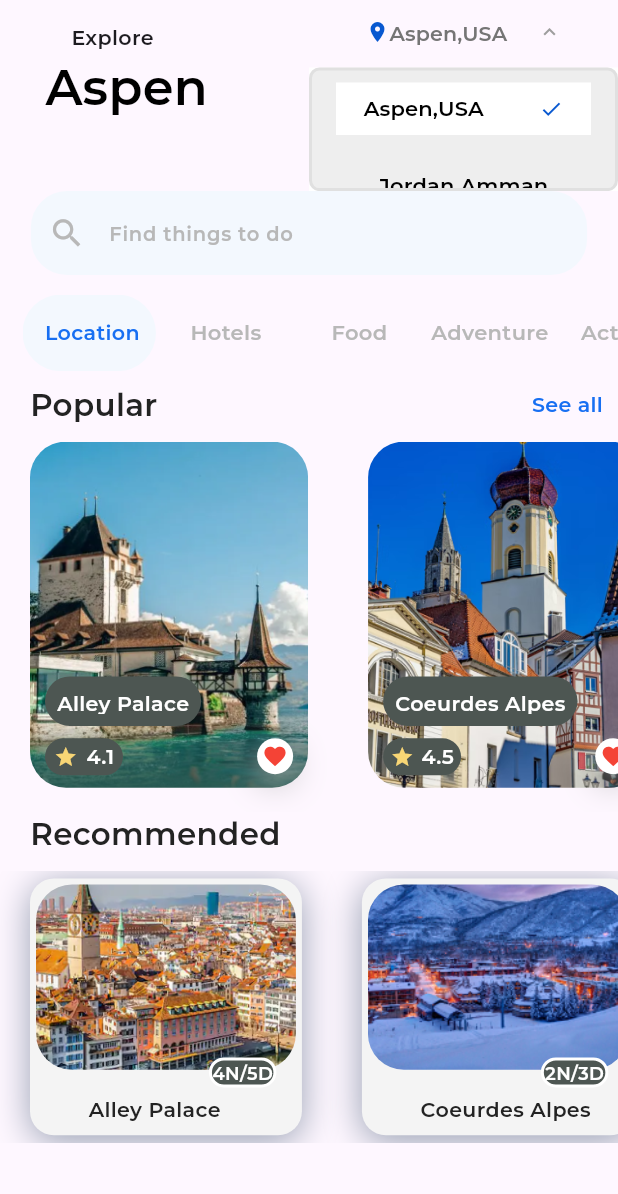
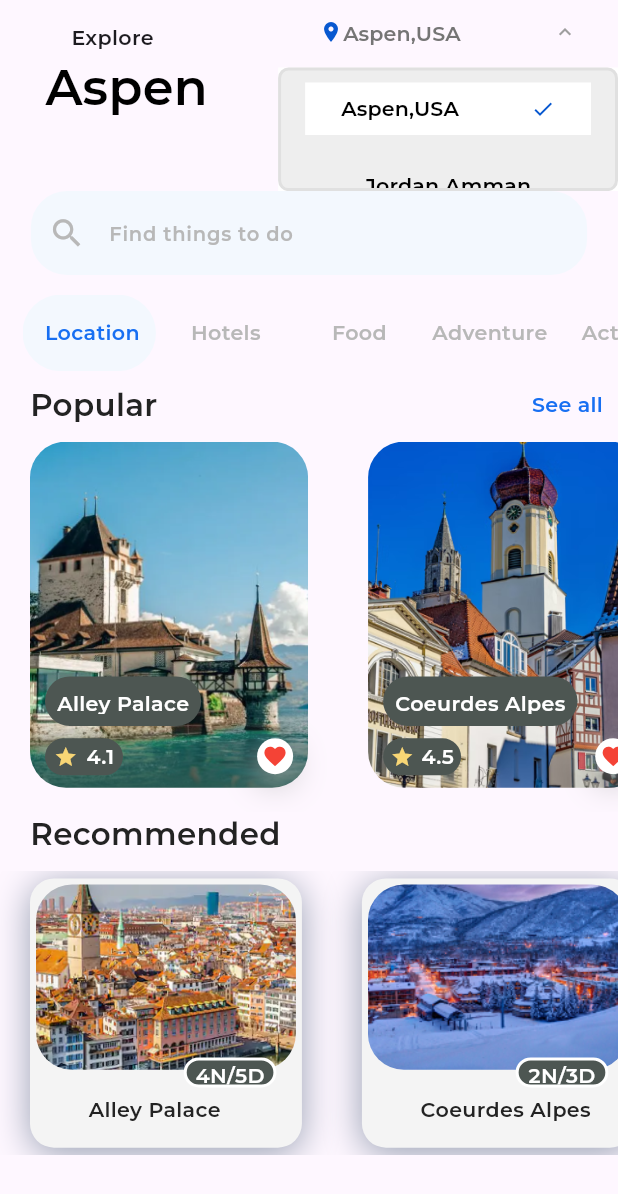
Before and after one commit to Maream-Hmedan/aspen_maream_hmedan, a Flutter app: the ExploreScreen screen opened directly, after a tap on "Aspen,USA", on a phone screen of 412 x 824 dp. Shown: the top 1194 px of the screen. Run offline on Flutter 3.47's test engine with Material 3 defaults, Android fonts, the phone set to English and light mode, and no system bars; our stand-ins replace firebase_core, persistent_bottom_nav_bar, shared_preferences, sizer; missing offline and left inert: favorite_button; accounts and stored records are empty; project files that could hold a hidden picture were left out.

Commit message:
feat:..Edit images

```diff
--- a/lib/screens/details/place_details_screen.dart
+++ b/lib/screens/details/place_details_screen.dart
@@ -110,7 +110,7 @@ class _PlaceDetailsScreenState extends State<PlaceDetailsScreen> {
                   ],
                 ),
                 const SizedBox(
-                  height: 10,
+                  height: 3,
                 ),
                 Row(
                   mainAxisAlignment: MainAxisAlignment.spaceBetween,
@@ -123,7 +123,7 @@ class _PlaceDetailsScreenState extends State<PlaceDetailsScreen> {
                      Column(
                       children: [
                         const SizedBox(
-                          height: 5,
+                          height: 3,
                         ),
                         Text(
                           "Show map",
@@ -137,7 +137,7 @@ class _PlaceDetailsScreenState extends State<PlaceDetailsScreen> {
                   ],
                 ),
                 const SizedBox(
-                  height: 5,
+                  height: 3,
                 ),
                 Row(
                   children: [
@@ -150,7 +150,7 @@ class _PlaceDetailsScreenState extends State<PlaceDetailsScreen> {
                   ],
                 ),
                 const SizedBox(
-                  height: 10,
+                  height: 5,
                 ),
                 Text(
                   widget.model.description,
@@ -185,7 +185,7 @@ class _PlaceDetailsScreenState extends State<PlaceDetailsScreen> {
                 Column(
                   children: [
                     Container(
-                      margin: const EdgeInsets.fromLTRB(5, 10, 0, 10),
+                      margin: const EdgeInsets.fromLTRB(5, 5, 0, 10),
                       width: double.infinity,
                       child:  Text(
                         'Facilities',
--- a/lib/screens/explore/search_view.dart
+++ b/lib/screens/explore/search_view.dart
@@ -39,7 +39,7 @@ class _SearchViewState extends State<SearchView> {
   @override
   Widget build(BuildContext context) {
     return SizedBox(
-      height: 80.h,
+      height: 85.h,
       width: 100.w,
       child: Column(
         children: [
@@ -116,10 +116,10 @@ class _SearchViewState extends State<SearchView> {
                             child: Center(
                               child: Text(
                                 _tab[index].name,
-                                style:  TextStyle(
-                                  fontSize:10.sp,
+                                style: TextStyle(
+                                    fontSize: 10.sp,
                                     fontWeight: FontWeight.w500,
-                                    color: Color(0xff176FF2)),
+                                    color: const Color(0xff176FF2)),
                               ),
                             ),
                           )
@@ -133,9 +133,10 @@ class _SearchViewState extends State<SearchView> {
                             child: Center(
                               child: Text(
                                 _tab[index].name,
-                                style: const TextStyle(
+                                style: TextStyle(
+                                  fontSize: 10.sp,
                                   fontWeight: FontWeight.w500,
-                                  color: Color(0xffB8B8B8),
+                                  color: const Color(0xffB8B8B8),
                                 ),
                               ),
                             ),
@@ -149,15 +150,15 @@ class _SearchViewState extends State<SearchView> {
           Expanded(
             child: _searchResult.isNotEmpty
                 ? _tab.firstWhere((element) => element.isSelected).view
-                : const Align(
+                : Align(
                     alignment: Alignment.topCenter,
                     child: Column(
                       children: [
-                        SizedBox(height: 60),
+                        const SizedBox(height: 60),
                         Text(
                           "No matching results",
                           style: TextStyle(
-                              fontSize: 30,
+                              fontSize: 1.sp,
                               color: Colors.grey,
                               fontWeight: FontWeight.bold),
                         ),
@@ -242,7 +243,7 @@ class _SearchViewState extends State<SearchView> {
       crossAxisAlignment: CrossAxisAlignment.start,
       children: [
         Padding(
-          padding: const EdgeInsets.only(left: 20, bottom: 10,right: 10),
+          padding: const EdgeInsets.only(left: 20, bottom: 10, right: 10),
           child: Row(
             mainAxisAlignment: MainAxisAlignment.spaceBetween,
             children: [
@@ -251,7 +252,6 @@ class _SearchViewState extends State<SearchView> {
                       fontSize: 15.sp,
                       fontWeight: FontWeight.w600,
                       color: const Color(0XFF232323))),
-
               Text(
                 "See all",
                 style: TextStyle(
@@ -304,13 +304,14 @@ class _SearchViewState extends State<SearchView> {
                           color: Color(0XFF4D5652),
                           borderRadius: BorderRadius.all(Radius.circular(59)),
                         ),
+                        child: Center(
                           child: Text(popular.name,
-                            textAlign: TextAlign.center,
                               style: TextStyle(
                                 fontSize: 10.sp,
                                 fontWeight: FontWeight.w500,
                                 color: Colors.white,
                               )),
+                        ),
                       ),
                     ),
                     Positioned(
@@ -376,7 +377,7 @@ class _SearchViewState extends State<SearchView> {
                   color: const Color(0XFF232323))),
         ),
         SizedBox(
-          height: 22.h,
+          height: 23.h,
           child: ListView.builder(
             shrinkWrap: true,
             physics: const BouncingScrollPhysics(),
@@ -385,7 +386,6 @@ class _SearchViewState extends State<SearchView> {
             itemBuilder: (context, int index) {
               final recommend = _recommendedLocation[index];
               return Container(
-                height: 21.h,
                 width: 44.w,
                 margin: const EdgeInsets.only(
                     left: 20, right: 20, bottom: 5, top: 5),
@@ -430,7 +430,7 @@ class _SearchViewState extends State<SearchView> {
                       top: 14.h,
                       right: 13,
                       child: Container(
-                        width: 45,
+                        width: 15.w,
                         height: 20,
                         decoration: BoxDecoration(
                           color: const Color(0XFF4D5652),
@@ -442,10 +442,10 @@ class _SearchViewState extends State<SearchView> {
                         child: Center(
                           child: Text(
                             recommend.rate,
-                            style: const TextStyle(
-                                fontSize: 12,
+                            style: TextStyle(
+                                fontSize: 10.sp,
                                 fontWeight: FontWeight.w500,
-                                color: Color(0XFFFFFFFF)),
+                                color: const Color(0XFFFFFFFF)),
                           ),
                         ),
                       ),
--- a/lib/utils/ui/packages/custom_searchable_dropdown.dart
+++ b/lib/utils/ui/packages/custom_searchable_dropdown.dart
@@ -167,7 +167,7 @@ class _CustomSearchableDropDownState extends State<CustomSearchableDropDown>
             children: [
               Container(
                 decoration: widget.decoration,
-                width: 40.w,
+                width: 50.w,
                 child: TextButton(
                   style: TextButton.styleFrom(
                       backgroundColor: widget.backgroundColor,
@@ -580,7 +580,7 @@ class _CustomSearchableDropDownState extends State<CustomSearchableDropDown>
   mainList(setState) {
     return Scrollbar(
       child: Container(
-        width: 50.w,
+        width: 55.w,
         decoration: BoxDecoration(
           color: widget.dropdownBackgroundColor,
           borderRadius: BorderRadius.circular(7),
@@ -651,8 +651,8 @@ class _CustomSearchableDropDownState extends State<CustomSearchableDropDown>
 
                               Text(
                                 newDataList[index].split('-_-')[0].toString(),
-                                style: const TextStyle(
-                                    fontSize: 14,
+                                style:  TextStyle(
+                                    fontSize: 10.sp,
                                     color:Colors.black),
                               ),
 
```
Lines whose indentation alone changed are shown as unchanged.
